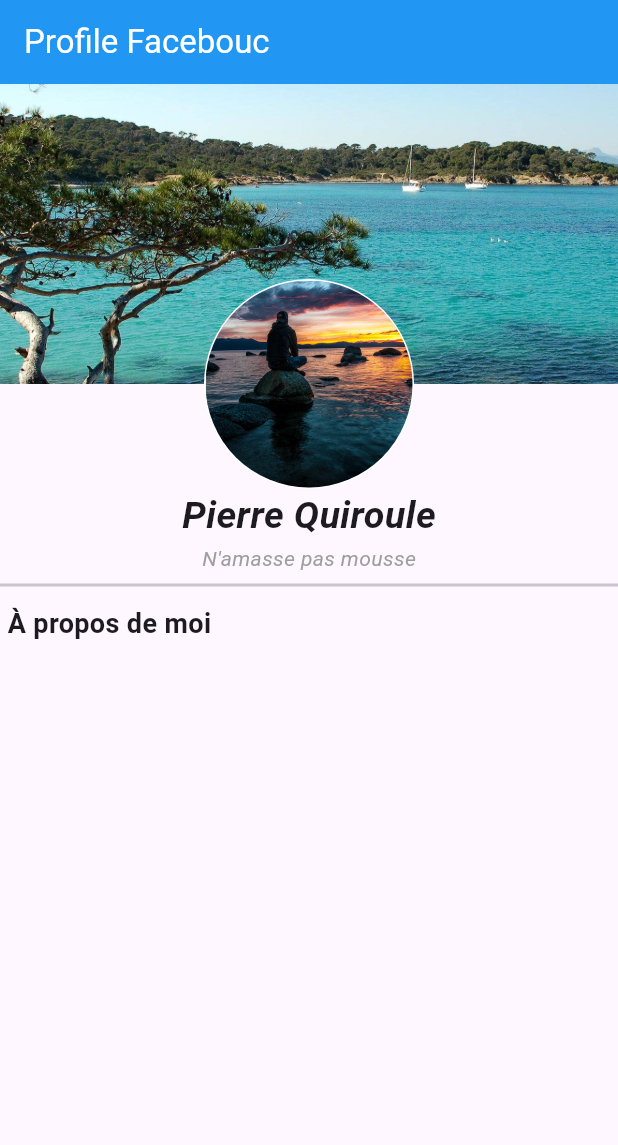
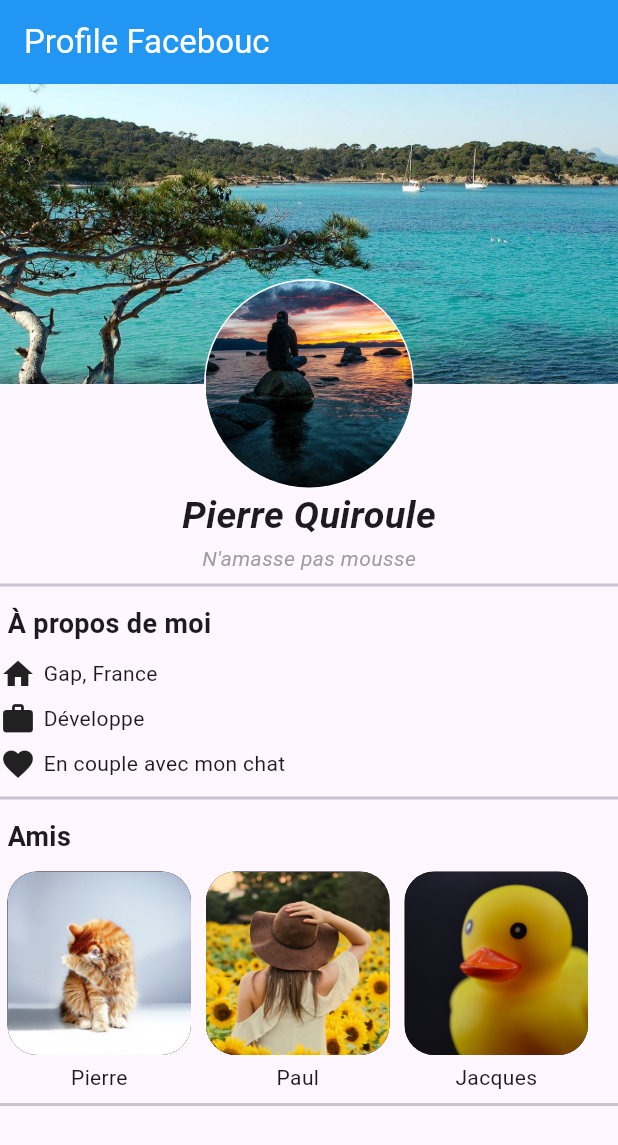
Before and after one commit to nathancavalcp/facebouc, a Flutter app: the screen it shows after launch, on a phone screen of 412 x 824 dp. Shown: the top 1145 px of the screen. Run offline on Flutter 3.47's test engine with Material 3 defaults, Android fonts, the phone set to English and light mode, and no system bars.

Commit message:
Ajout section amis

```diff
--- a/lib/main.dart
+++ b/lib/main.dart
@@ -1,4 +1,5 @@
 import 'package:flutter/material.dart';
+import 'package:flutter/cupertino.dart';
 
 void main() {
   runApp(const MyApp());
@@ -41,8 +42,48 @@ class BasicPage extends StatelessWidget {
     );
   }
 
+  Widget aboutRow(IconData icon, String text) {
+    return Row(
+      children: [
+        Icon(icon),
+        Padding(
+          padding: EdgeInsets.all(5),
+          child: Text(text),
+        ),
+      ],
+    );
+  }
+
+  Column friendImage(String name, String imagePath, double width) {
+    return Column(
+      children: [
+        Container(
+          margin: EdgeInsets.all(5),
+          width: width / 3 - 15,
+          height: width / 3 - 15,
+          decoration: BoxDecoration(
+            image: DecorationImage(
+              image: AssetImage(imagePath),
+              fit: BoxFit.cover,
+            ),
+            boxShadow: [BoxShadow(color: Colors.black)],
+            borderRadius: BorderRadius.circular(20)
+          ),
+        ),
+        Text(name)
+      ],
+    );
+  }
+
+  Divider sectionDivider() {
+    return Divider(
+      thickness: 2,
+    );
+  }
+
   @override
   Widget build(BuildContext context) {
+    double width = MediaQuery.of(context).size.width;
     return Scaffold(
       appBar: AppBar(
         title: const Text(
@@ -80,10 +121,21 @@ class BasicPage extends StatelessWidget {
               "N'amasse pas mousse",
               style: TextStyle(fontStyle: FontStyle.italic, color: Colors.grey),
             ),
-            Divider(
-              thickness: 2,
+            sectionDivider(),
+            sectionTitleText("À propos de moi"),
+            aboutRow(Icons.home, "Gap, France"),
+            aboutRow(Icons.work, "Développe"),
+            aboutRow(Icons.favorite, "En couple avec mon chat"),
+            sectionDivider(),
+            sectionTitleText("Amis"),
+            Row(
+              children: [
+                friendImage("Pierre", "images/cat.jpg", width),
+                friendImage("Paul", "images/sunflower.jpg", width),
+                friendImage("Jacques", "images/duck.jpg", width),
+              ],
             ),
-            sectionTitleText("À propos de moi"),
+            sectionDivider(),
           ],
         ),
       ),
```
